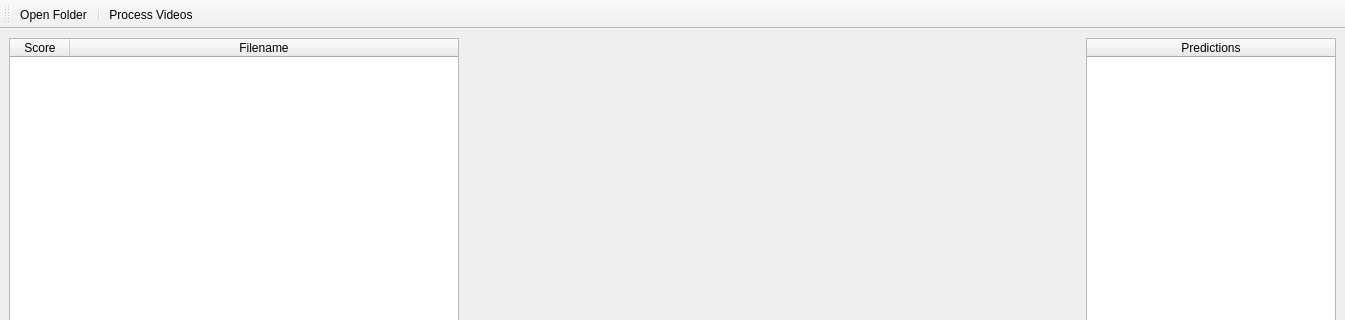
Qt form App.ui (byq-luo/bosch) before a commit; both pictures show x 0 to 1345 and y 0 to 320 of the 1345 by 683 pixel window.
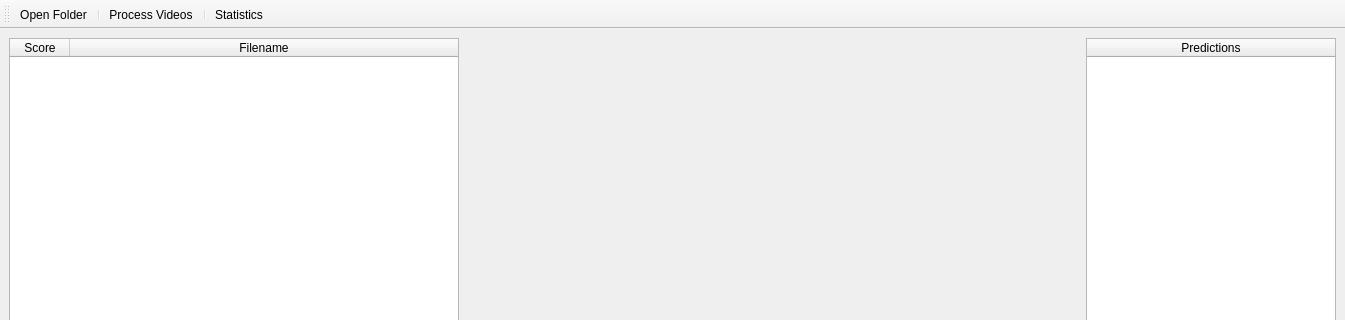
The same form after that commit. Custom widgets are drawn as their Qt base class.

Commit message: Add a simple dialog for design day book page.

What changed in the file:
```diff
--- a/App.ui
+++ b/App.ui
@@ -359,6 +359,8 @@
    <addaction name="processMultipleFilesAction"/>
    <addaction name="separator"/>
    <addaction name="actionProcessVideos"/>
+   <addaction name="separator"/>
+   <addaction name="actionInfo"/>
   </widget>
   <action name="processMultipleFilesAction">
    <property name="text">
@@ -380,7 +382,7 @@
   </action>
   <action name="actionInfo">
    <property name="text">
-    <string>Info</string>
+    <string>Statistics</string>
    </property>
   </action>
  </widget>
```
Left out of the diff: 5 changed lines with no effect on the pictures. The commit also changes 4 other files.
